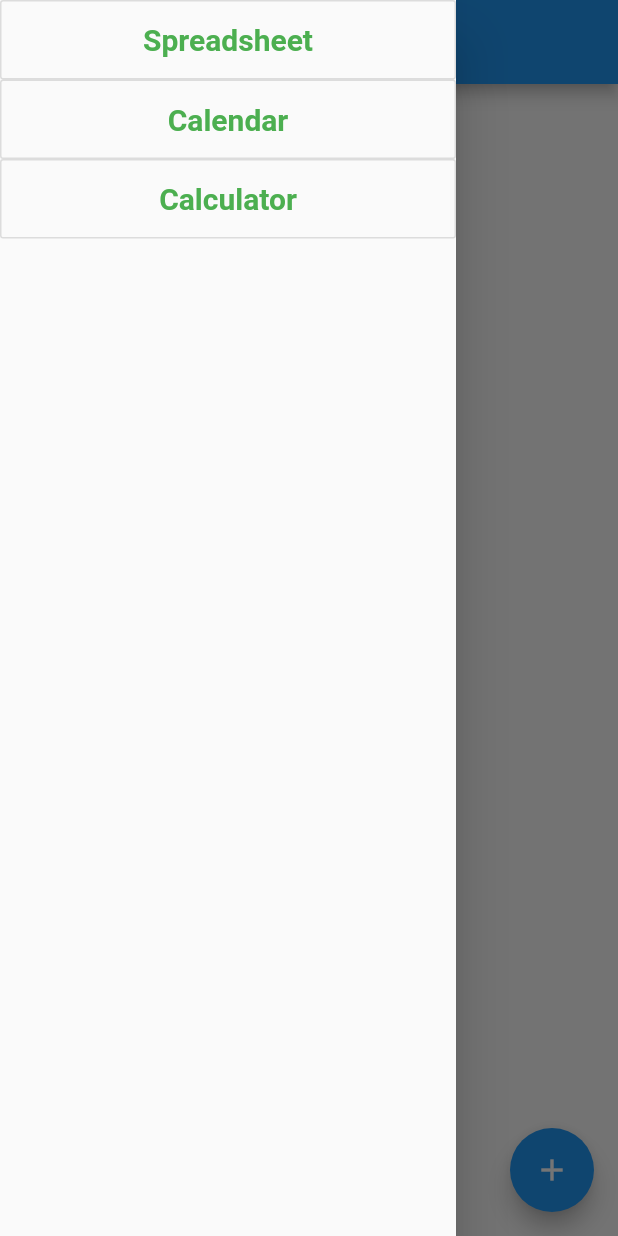
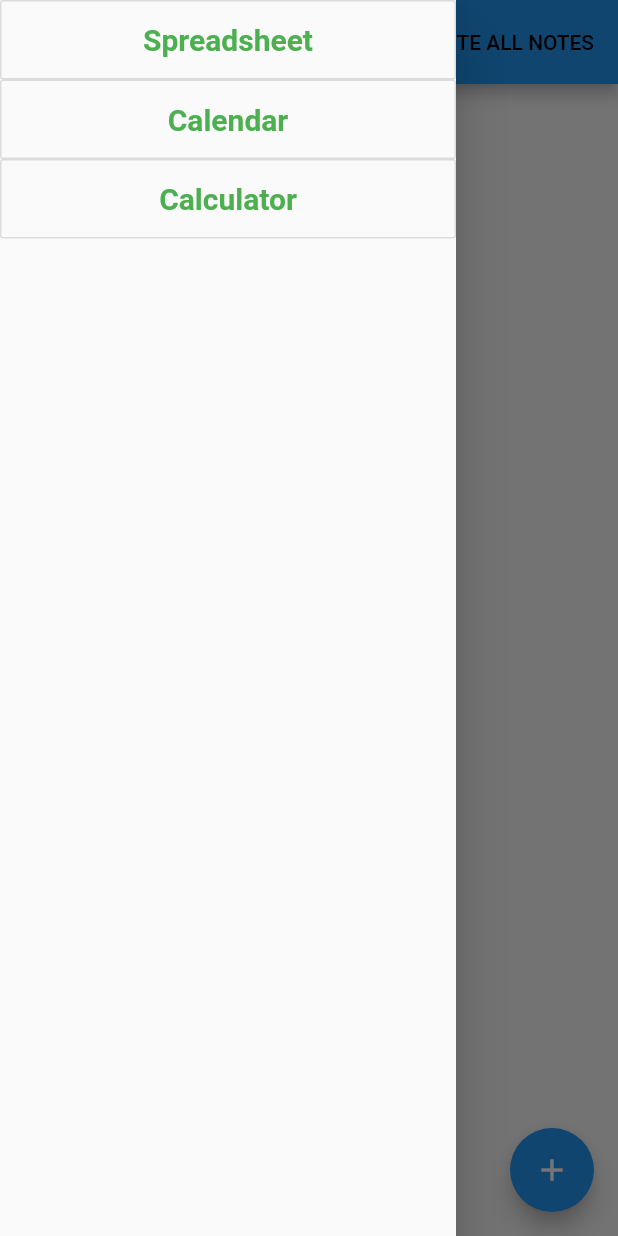
Before and after one commit to FastTr/NotesMobile, a Flutter app: the screen it shows after launch, with the side drawer open, on a phone screen of 412 x 824 dp. Run offline on Flutter 3.47's test engine with Material 2 defaults, Android fonts, the phone set to English and light mode, and no system bars; our stand-ins replace sqflite; accounts and stored records are empty.

Commit message:
Added functionality for deleting all notes by clicking a button

```diff
--- a/notes_mobile/lib/main.dart
+++ b/notes_mobile/lib/main.dart
@@ -36,7 +36,7 @@ Future<List<Note>> getList() async {
 
 // TODO: Add new notes to a ListView dynamically
 Widget myListView(BuildContext context) {
-  // NoteDatabaseProvider.db.deleteAllNotes();
+
   return new FutureBuilder(
     future: getList(),
     builder: (BuildContext context, AsyncSnapshot<List> snapshot) {
@@ -131,6 +131,24 @@ class _MyHomePageState extends State<MyHomePage> {
         drawer: drawer,
         appBar: AppBar(
           title: Text(widget.title),
+          actions: <Widget>[
+            FlatButton(
+              child: Text("DELETE ALL NOTES"),
+              textColor: Colors.black,
+              onPressed: () {
+                NoteDatabaseProvider.db.deleteAllNotes();
+                setState(() {
+
+                });
+              },
+              shape: CircleBorder(
+                side: BorderSide(
+                  color: Colors.transparent,
+                )
+              )
+            ),
+          ],
+
         ),
         body: myListView(context),
 
```
